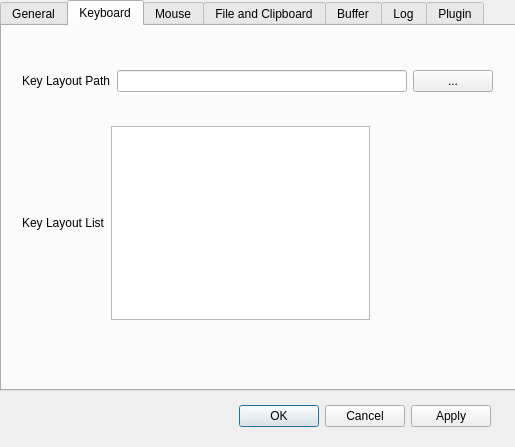
This is src/GUI/preference_dialog.ui in funfun-dc5/qtbrynhildr as Qt 5 draws it before an edit. The edited form follows.
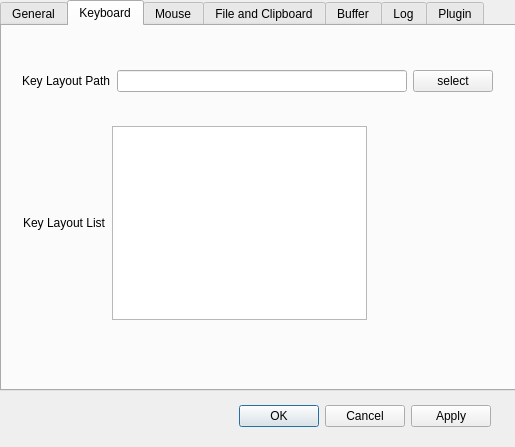
This is the edited form. The open tabs and pages were chosen to show the change.

Commit message: updated preference dialog

```diff
--- a/src/GUI/preference_dialog.ui
+++ b/src/GUI/preference_dialog.ui
@@ -163,28 +163,6 @@
     <attribute name="title">
      <string>Keyboard</string>
     </attribute>
-    <widget class="QWidget" name="layoutWidget_2">
-     <property name="geometry">
-      <rect>
-       <x>20</x>
-       <y>100</y>
-       <width>348</width>
-       <height>194</height>
-      </rect>
-     </property>
-     <layout class="QHBoxLayout" name="horizontalLayout_keylayoutList">
-      <item>
-       <widget class="QLabel" name="label_keylayoutList">
-        <property name="text">
-         <string>Key Layout List</string>
-        </property>
-       </widget>
-      </item>
-      <item>
-       <widget class="QListView" name="listView_keylayoutList"/>
-      </item>
-     </layout>
-    </widget>
     <widget class="QWidget" name="layoutWidget_3">
      <property name="geometry">
       <rect>
@@ -208,12 +186,34 @@
       <item>
        <widget class="QPushButton" name="pushButton_keylayoutPath">
         <property name="text">
-         <string>...</string>
+         <string>select</string>
         </property>
        </widget>
       </item>
      </layout>
     </widget>
+    <widget class="QWidget" name="layoutWidget">
+     <property name="geometry">
+      <rect>
+       <x>21</x>
+       <y>100</y>
+       <width>344</width>
+       <height>194</height>
+      </rect>
+     </property>
+     <layout class="QHBoxLayout" name="horizontalLayout_2">
+      <item>
+       <widget class="QLabel" name="label_keylayoutList">
+        <property name="text">
+         <string>Key Layout List</string>
+        </property>
+       </widget>
+      </item>
+      <item>
+       <widget class="QListWidget" name="listWidget_keylayoutList"/>
+      </item>
+     </layout>
+    </widget>
    </widget>
    <widget class="QWidget" name="tab_mouse">
     <attribute name="title">
```
Left out of the diff: 29 changed lines with no effect on the pictures. The commit also changes 5 other files.
